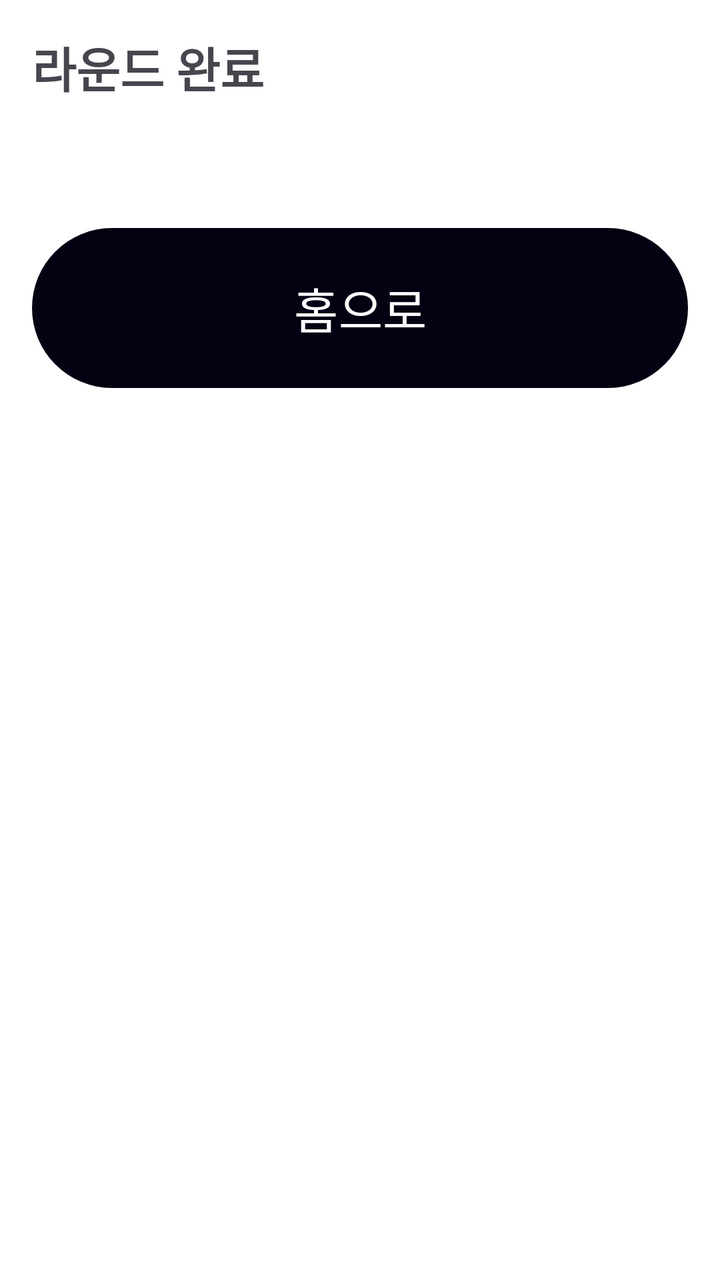
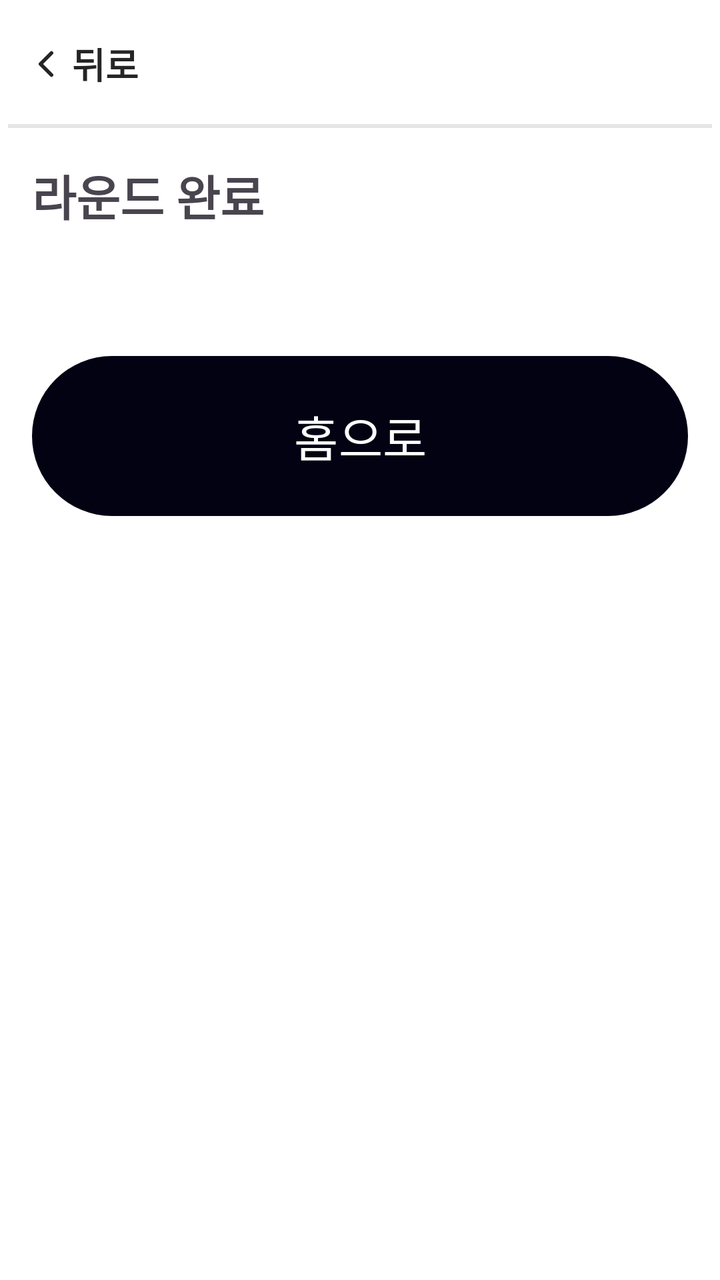

The first picture is an Android layout as it rendered before a commit; the second is the same layout after the commit. The layout source and the unified diff follow.
<!-- AndroidManifest.xml: application theme Theme.ParkGolf -->
<!-- res/layout/fragment_round_summary.xml -->
<?xml version="1.0" encoding="utf-8"?>
<ScrollView xmlns:android="http://schemas.android.com/apk/res/android"
    android:layout_width="match_parent" android:layout_height="match_parent"
    android:fillViewport="true" android:padding="@dimen/screen_padding">
    <LinearLayout android:layout_width="match_parent" android:layout_height="wrap_content"
        android:orientation="vertical">
        <TextView android:layout_width="wrap_content" android:layout_height="wrap_content"
            android:text="@string/round_complete" android:textSize="@dimen/title_text"
            android:textStyle="bold" />
        <TextView android:id="@+id/tvVenue"
            android:layout_width="wrap_content" android:layout_height="wrap_content"
            android:textColor="@color/text_muted" android:layout_marginBottom="16dp" />
        <LinearLayout android:id="@+id/rankContainer"
            android:layout_width="match_parent" android:layout_height="wrap_content"
            android:orientation="vertical" />
        <Button android:id="@+id/btnDone"
            android:layout_width="match_parent" android:layout_height="wrap_content"
            android:minHeight="88dp" android:text="@string/to_home"
            android:textSize="@dimen/title_text" android:layout_marginTop="24dp" />
    </LinearLayout>
</ScrollView>
<!-- resources referenced by this layout -->
<resources>
  <color name="text_muted">@color/muted_foreground</color>
  <dimen name="screen_padding">16dp</dimen>
  <dimen name="title_text">24sp</dimen>
  <string name="round_complete">라운드 완료</string>
  <string name="to_home">홈으로</string>
  <style name="Theme.ParkGolf" parent="Theme.Material3.DayNight.NoActionBar">
          <item name="colorPrimary">@color/primary</item>
          <item name="colorOnPrimary">@color/on_primary</item>
          <item name="android:windowBackground">@color/background</item>
          <item name="android:textColorPrimary">@color/foreground</item>
      </style>
  <color name="muted_foreground">#717182</color>
  <color name="primary">#030213</color>
  <color name="on_primary">#FFFFFF</color>
  <color name="background">#FFFFFF</color>
  <color name="foreground">#252525</color>
</resources>

<!-- the commit's change to res/layout/fragment_round_summary.xml (unified diff, before → after) -->
@@ -1,21 +1,92 @@
 <?xml version="1.0" encoding="utf-8"?>
-<ScrollView xmlns:android="http://schemas.android.com/apk/res/android"
+<LinearLayout xmlns:android="http://schemas.android.com/apk/res/android"
     android:layout_width="match_parent" android:layout_height="match_parent"
-    android:fillViewport="true" android:padding="@dimen/screen_padding">
-    <LinearLayout android:layout_width="match_parent" android:layout_height="wrap_content"
-        android:orientation="vertical">
-        <TextView android:layout_width="wrap_content" android:layout_height="wrap_content"
-            android:text="@string/round_complete" android:textSize="@dimen/title_text"
+    android:orientation="vertical">
+    <include android:id="@+id/topBar" layout="@layout/view_top_bar" />
+    <ScrollView
+        android:layout_width="match_parent" android:layout_height="0dp" android:layout_weight="1"
+        android:fillViewport="true" android:padding="@dimen/screen_padding">
+        <LinearLayout android:layout_width="match_parent" android:layout_height="wrap_content"
+            android:orientation="vertical">
+            <TextView android:layout_width="wrap_content" android:layout_height="wrap_content"
+                android:text="@string/round_complete" android:textSize="@dimen/title_text"
+                android:textStyle="bold" />
+            <TextView android:id="@+id/tvVenue"
+                android:layout_width="wrap_content" android:layout_height="wrap_content"
+                android:textColor="@color/text_muted" android:layout_marginBottom="16dp" />
+            <LinearLayout android:id="@+id/rankContainer"
+                android:layout_width="match_parent" android:layout_height="wrap_content"
+                android:orientation="vertical" />
+            <Button android:id="@+id/btnDone"
+                android:layout_width="match_parent" android:layout_height="wrap_content"
+                android:minHeight="88dp" android:text="@string/to_home"
+                android:textSize="@dimen/title_text" android:layout_marginTop="24dp" />
+        </LinearLayout>
+    </ScrollView>
+</LinearLayout>
+<!-- res/layout/view_top_bar.xml (included above) -->
+<?xml version="1.0" encoding="utf-8"?>
+<androidx.constraintlayout.widget.ConstraintLayout
+    xmlns:android="http://schemas.android.com/apk/res/android"
+    xmlns:app="http://schemas.android.com/apk/res-auto"
+    android:layout_width="match_parent"
+    android:layout_height="wrap_content"
+    android:background="@color/background"
+    android:minHeight="64dp"
+    android:paddingHorizontal="4dp">
+
+    <LinearLayout
+        android:id="@+id/btnBack"
+        android:layout_width="wrap_content"
+        android:layout_height="@dimen/touch_min"
+        android:orientation="horizontal"
+        android:gravity="center_vertical"
+        android:paddingHorizontal="8dp"
+        android:background="?attr/selectableItemBackground"
+        android:clickable="true"
+        android:focusable="true"
+        android:contentDescription="@string/back"
+        app:layout_constraintStart_toStartOf="parent"
+        app:layout_constraintTop_toTopOf="parent"
+        app:layout_constraintBottom_toBottomOf="parent">
+        <ImageView
+            android:layout_width="22dp" android:layout_height="22dp"
+            android:src="@drawable/ic_chevron_left"
+            android:importantForAccessibility="no" />
+        <TextView
+            android:layout_width="wrap_content" android:layout_height="wrap_content"
+            android:layout_marginStart="2dp"
+            android:text="@string/back"
+            android:textColor="@color/foreground"
+            android:textSize="@dimen/body_text"
             android:textStyle="bold" />
-        <TextView android:id="@+id/tvVenue"
-            android:layout_width="wrap_content" android:layout_height="wrap_content"
-            android:textColor="@color/text_muted" android:layout_marginBottom="16dp" />
-        <LinearLayout android:id="@+id/rankContainer"
-            android:layout_width="match_parent" android:layout_height="wrap_content"
-            android:orientation="vertical" />
-        <Button android:id="@+id/btnDone"
-            android:layout_width="match_parent" android:layout_height="wrap_content"
-            android:minHeight="88dp" android:text="@string/to_home"
-            android:textSize="@dimen/title_text" android:layout_marginTop="24dp" />
     </LinearLayout>
-</ScrollView>
+
+    <TextView
+        android:id="@+id/tvBarTitle"
+        android:layout_width="0dp"
+        android:layout_height="wrap_content"
+        android:gravity="center"
+        android:textSize="@dimen/body_text"
+        android:textStyle="bold"
+        android:textColor="@color/foreground"
+        android:maxLines="1"
+        android:ellipsize="end"
+        app:layout_constraintStart_toEndOf="@id/btnBack"
+        app:layout_constraintEnd_toStartOf="@id/barSpacer"
+        app:layout_constraintTop_toTopOf="parent"
+        app:layout_constraintBottom_toBottomOf="parent" />
+
+    <Space
+        android:id="@+id/barSpacer"
+        android:layout_width="72dp"
+        android:layout_height="1dp"
+        app:layout_constraintEnd_toEndOf="parent"
+        app:layout_constraintTop_toTopOf="parent" />
+
+    <View android:layout_width="0dp" android:layout_height="@dimen/border_width"
+        android:background="@color/border"
+        app:layout_constraintStart_toStartOf="parent"
+        app:layout_constraintEnd_toEndOf="parent"
+        app:layout_constraintBottom_toBottomOf="parent" />
+</androidx.constraintlayout.widget.ConstraintLayout>
<!-- resource entries referenced after the edit -->
@@ -1,8 +1,16 @@
 <!-- resources referenced by this layout -->
 <resources>
   <color name="text_muted">@color/muted_foreground</color>
+  <dimen name="body_text">18sp</dimen>
+  <dimen name="border_width">2dp</dimen>
   <dimen name="screen_padding">16dp</dimen>
   <dimen name="title_text">24sp</dimen>
+  <dimen name="touch_min">56dp</dimen>
+  <!-- drawable ic_chevron_left (drawable) -->
+  <vector xmlns:android="http://schemas.android.com/apk/res/android" android:width="24dp" android:height="24dp" android:viewportWidth="24" android:viewportHeight="24">
+      <path android:strokeColor="@color/foreground" android:strokeWidth="2" android:strokeLineCap="round" android:strokeLineJoin="round" android:pathData="M15,18 L9,12 L15,6" />
+  </vector>
+  <string name="back">뒤로</string>
   <string name="round_complete">라운드 완료</string>
   <string name="to_home">홈으로</string>
   <style name="Theme.ParkGolf" parent="Theme.Material3.DayNight.NoActionBar">
@@ -15,6 +23,7 @@
   <color name="primary">#030213</color>
   <color name="on_primary">#FFFFFF</color>
   <color name="background">#FFFFFF</color>
+  <color name="border">#1A000000</color>
   <color name="foreground">#252525</color>
 </resources>
 
